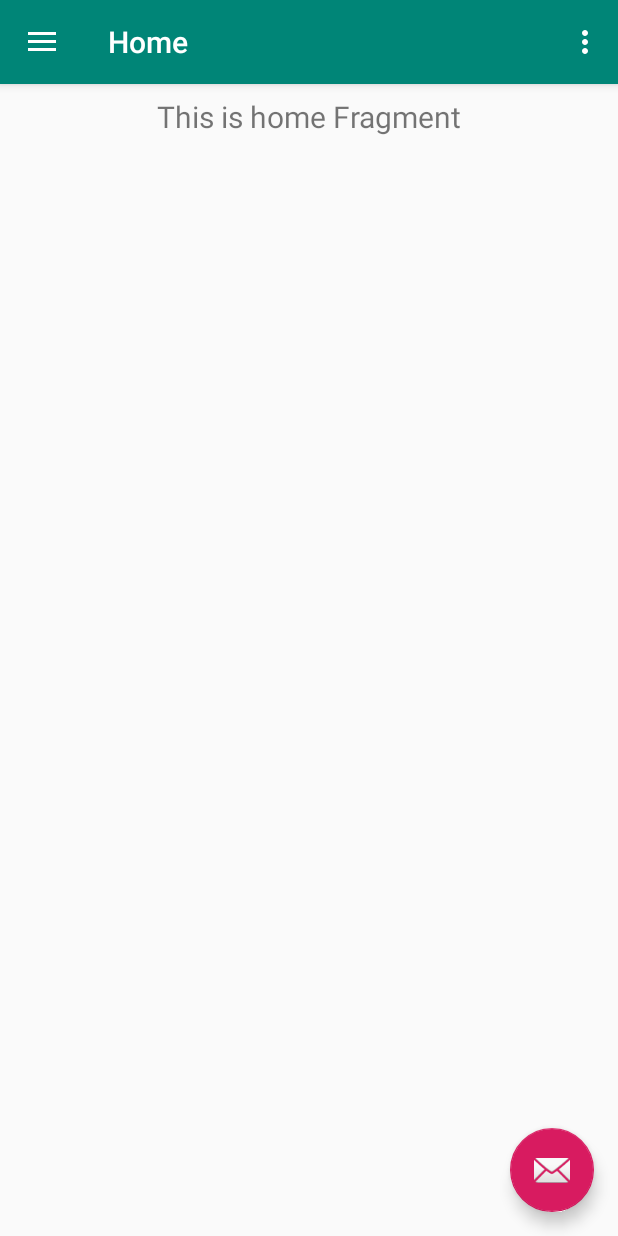
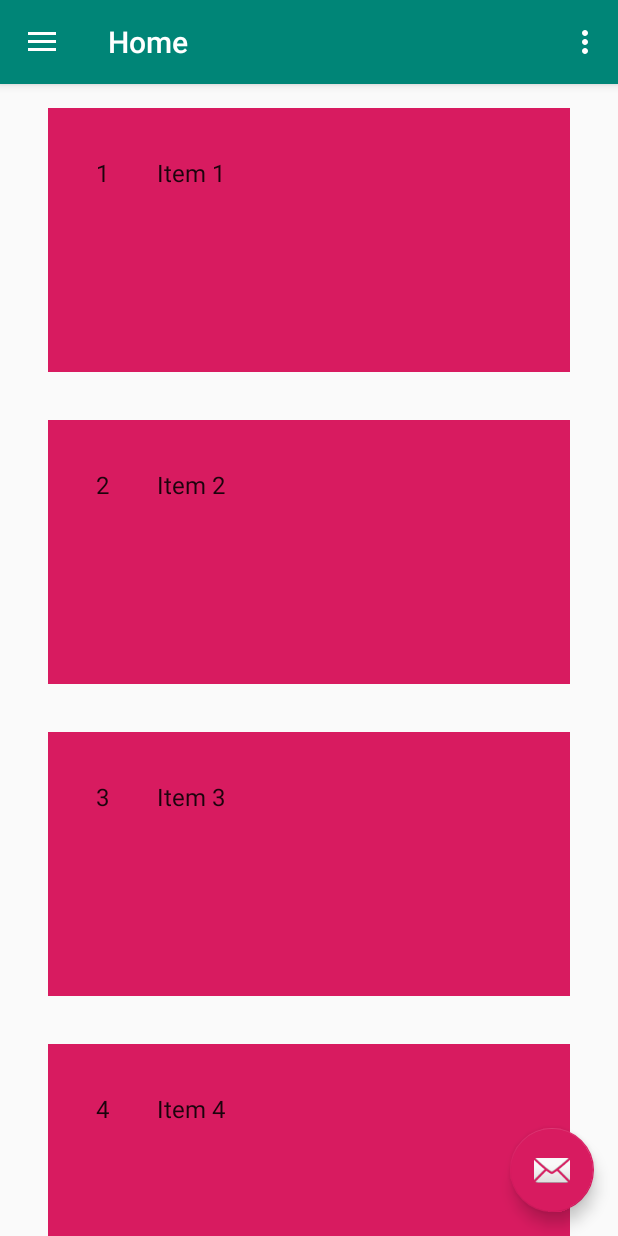
Before and after one commit to cidervinegar/surya_app, an Android app: the screen it shows after launch (MainActivity), on a phone screen of 412 x 824 dp. Run offline under Robolectric (Android 15) with nearby library versions, the light colour scheme and no system bars; our stand-ins replace navigation-ui.

Commit message:
Added a list view for home fragment, changed icon of app

```diff
--- a/app/build.gradle
+++ b/app/build.gradle
@@ -25,7 +25,7 @@ android {
 
 dependencies {
     implementation fileTree(dir: 'libs', include: ['*.jar'])
-    implementation"org.jetbrains.kotlin:kotlin-stdlib-jdk7:$kotlin_version"
+    implementation "org.jetbrains.kotlin:kotlin-stdlib-jdk7:$kotlin_version"
     implementation 'androidx.appcompat:appcompat:1.0.2'
     implementation 'androidx.core:core-ktx:1.0.2'
     implementation 'com.google.android.material:material:1.0.0'
@@ -35,6 +35,8 @@ dependencies {
     implementation 'androidx.lifecycle:lifecycle-extensions:2.0.0'
     implementation 'androidx.navigation:navigation-fragment-ktx:2.0.0'
     implementation 'androidx.navigation:navigation-ui-ktx:2.0.0'
+    implementation 'androidx.legacy:legacy-support-v4:1.0.0'
+    implementation 'androidx.recyclerview:recyclerview:1.0.0'
     testImplementation 'junit:junit:4.12'
     androidTestImplementation 'androidx.test.ext:junit:1.1.0'
     androidTestImplementation 'androidx.test.espresso:espresso-core:3.1.1'
--- a/app/src/main/AndroidManifest.xml
+++ b/app/src/main/AndroidManifest.xml
@@ -7,9 +7,9 @@
 
     <application
         android:allowBackup="true"
-        android:icon="@mipmap/ic_launcher"
+        android:icon="@mipmap/ic_surya"
         android:label="@string/app_name"
-        android:roundIcon="@mipmap/ic_launcher_round"
+        android:roundIcon="@mipmap/ic_surya_round"
         android:supportsRtl="true"
         android:theme="@style/AppTheme" >
         <activity
--- a/app/src/main/java/com/example/surya_app/MainActivity.kt
+++ b/app/src/main/java/com/example/surya_app/MainActivity.kt
@@ -13,8 +13,14 @@ import com.google.android.material.navigation.NavigationView
 import androidx.appcompat.app.AppCompatActivity
 import androidx.appcompat.widget.Toolbar
 import android.view.Menu
+import com.example.surya_app.ui.home.ItemFragment
+import com.example.surya_app.ui.home.dummy.DummyContent
 
-class MainActivity : AppCompatActivity() {
+class MainActivity : AppCompatActivity(), ItemFragment.OnListFragmentInteractionListener {
+
+    override fun onListFragmentInteraction(item: DummyContent.DummyItem?) {
+        TODO("not implemented") //To change body of created functions use File | Settings | File Templates.
+    }
 
     private lateinit var appBarConfiguration: AppBarConfiguration
 
--- /dev/null
+++ b/app/src/main/java/com/example/surya_app/ui/home/ItemFragment.kt
@@ -0,0 +1,100 @@
+package com.example.surya_app.ui.home
+
+import android.content.Context
+import android.os.Bundle
+import androidx.fragment.app.Fragment
+import androidx.recyclerview.widget.GridLayoutManager
+import androidx.recyclerview.widget.LinearLayoutManager
+import androidx.recyclerview.widget.RecyclerView
+import android.view.LayoutInflater
+import android.view.View
+import android.view.ViewGroup
+import com.example.surya_app.R
+
+import com.example.surya_app.ui.home.dummy.DummyContent
+import com.example.surya_app.ui.home.dummy.DummyContent.DummyItem
+
+/**
+ * A fragment representing a list of Items.
+ * Activities containing this fragment MUST implement the
+ * [ItemFragment.OnListFragmentInteractionListener] interface.
+ */
+class ItemFragment : Fragment() {
+
+    // TODO: Customize parameters
+    private var columnCount = 1
+
+    private var listener: OnListFragmentInteractionListener? = null
+
+    override fun onCreate(savedInstanceState: Bundle?) {
+        super.onCreate(savedInstanceState)
+
+        arguments?.let {
+            columnCount = it.getInt(ARG_COLUMN_COUNT)
+        }
+    }
+
+    override fun onCreateView(
+        inflater: LayoutInflater, container: ViewGroup?,
+        savedInstanceState: Bundle?
+    ): View? {
+        val view = inflater.inflate(R.layout.fragment_item_list, container, false)
+
+        // Set the adapter
+        if (view is RecyclerView) {
+            with(view) {
+                layoutManager = when {
+                    columnCount <= 1 -> LinearLayoutManager(context)
+                    else -> GridLayoutManager(context, columnCount)
+                }
+                adapter = MyItemRecyclerViewAdapter(DummyContent.ITEMS, listener)
+            }
+        }
+        return view
+    }
+
+    override fun onAttach(context: Context) {
+        super.onAttach(context)
+        if (context is OnListFragmentInteractionListener) {
+            listener = context
+        } else {
+            throw RuntimeException(context.toString() + " must implement OnListFragmentInteractionListener")
+        }
+    }
+
+    override fun onDetach() {
+        super.onDetach()
+        listener = null
+    }
+
+    /**
+     * This interface must be implemented by activities that contain this
+     * fragment to allow an interaction in this fragment to be communicated
+     * to the activity and potentially other fragments contained in that
+     * activity.
+     *
+     *
+     * See the Android Training lesson
+     * [Communicating with Other Fragments](http://developer.android.com/training/basics/fragments/communicating.html)
+     * for more information.
+     */
+    interface OnListFragmentInteractionListener {
+        // TODO: Update argument type and name
+        fun onListFragmentInteraction(item: DummyItem?)
+    }
+
+    companion object {
+
+        // TODO: Customize parameter argument names
+        const val ARG_COLUMN_COUNT = "column-count"
+
+        // TODO: Customize parameter initialization
+        @JvmStatic
+        fun newInstance(columnCount: Int) =
+            ItemFragment().apply {
+                arguments = Bundle().apply {
+                    putInt(ARG_COLUMN_COUNT, columnCount)
+                }
+            }
+    }
+}
--- /dev/null
+++ b/app/src/main/java/com/example/surya_app/ui/home/MyItemRecyclerViewAdapter.kt
@@ -0,0 +1,64 @@
+package com.example.surya_app.ui.home
+
+import androidx.recyclerview.widget.RecyclerView
+import android.view.LayoutInflater
+import android.view.View
+import android.view.ViewGroup
+import android.widget.TextView
+import com.example.surya_app.R
+
+
+import com.example.surya_app.ui.home.ItemFragment.OnListFragmentInteractionListener
+import com.example.surya_app.ui.home.dummy.DummyContent.DummyItem
+
+import kotlinx.android.synthetic.main.fragment_item.view.*
+
+/**
+ * [RecyclerView.Adapter] that can display a [DummyItem] and makes a call to the
+ * specified [OnListFragmentInteractionListener].
+ * TODO: Replace the implementation with code for your data type.
+ */
+class MyItemRecyclerViewAdapter(
+    private val mValues: List<DummyItem>,
+    private val mListener: OnListFragmentInteractionListener?
+) : RecyclerView.Adapter<MyItemRecyclerViewAdapter.ViewHolder>() {
+
+    private val mOnClickListener: View.OnClickListener
+
+    init {
+        mOnClickListener = View.OnClickListener { v ->
+            val item = v.tag as DummyItem
+            // Notify the active callbacks interface (the activity, if the fragment is attached to
+            // one) that an item has been selected.
+            mListener?.onListFragmentInteraction(item)
+        }
+    }
+
+    override fun onCreateViewHolder(parent: ViewGroup, viewType: Int): ViewHolder {
+        val view = LayoutInflater.from(parent.context)
+            .inflate(R.layout.fragment_item, parent, false)
+        return ViewHolder(view)
+    }
+
+    override fun onBindViewHolder(holder: ViewHolder, position: Int) {
+        val item = mValues[position]
+        holder.mIdView.text = item.id
+        holder.mContentView.text = item.content
+
+        with(holder.mView) {
+            tag = item
+            setOnClickListener(mOnClickListener)
+        }
+    }
+
+    override fun getItemCount(): Int = mValues.size
+
+    inner class ViewHolder(val mView: View) : RecyclerView.ViewHolder(mView) {
+        val mIdView: TextView = mView.item_number
+        val mContentView: TextView = mView.content
+
+        override fun toString(): String {
+            return super.toString() + " '" + mContentView.text + "'"
+        }
+    }
+}
--- /dev/null
+++ b/app/src/main/java/com/example/surya_app/ui/home/dummy/DummyContent.kt
@@ -0,0 +1,57 @@
+package com.example.surya_app.ui.home.dummy
+
+import java.util.ArrayList
+import java.util.HashMap
+
+/**
+ * Helper class for providing sample content for user interfaces created by
+ * Android template wizards.
+ *
+ * TODO: Replace all uses of this class before publishing your app.
+ */
+object DummyContent {
+
+    /**
+     * An array of sample (dummy) items.
+     */
+    val ITEMS: MutableList<DummyItem> = ArrayList()
+
+    /**
+     * A map of sample (dummy) items, by ID.
+     */
+    val ITEM_MAP: MutableMap<String, DummyItem> = HashMap()
+
+    private val COUNT = 25
+
+    init {
+        // Add some sample items.
+        for (i in 1..COUNT) {
+            addItem(createDummyItem(i))
+        }
+    }
+
+    private fun addItem(item: DummyItem) {
+        ITEMS.add(item)
+        ITEM_MAP.put(item.id, item)
+    }
+
+    private fun createDummyItem(position: Int): DummyItem {
+        return DummyItem(position.toString(), "Item " + position, makeDetails(position))
+    }
+
+    private fun makeDetails(position: Int): String {
+        val builder = StringBuilder()
+        builder.append("Details about Item: ").append(position)
+        for (i in 0..position - 1) {
+            builder.append("\nMore details information here.")
+        }
+        return builder.toString()
+    }
+
+    /**
+     * A dummy item representing a piece of content.
+     */
+    data class DummyItem(val id: String, val content: String, val details: String) {
+        override fun toString(): String = content
+    }
+}
--- /dev/null
+++ b/app/src/main/res/layout/fragment_item.xml
@@ -0,0 +1,24 @@
+<?xml version="1.0" encoding="utf-8"?>
+<LinearLayout xmlns:android="http://schemas.android.com/apk/res/android"
+    android:layout_width="match_parent"
+    android:layout_height="@dimen/nav_header_height"
+    android:background="@color/colorAccent"
+    android:layout_margin="@dimen/fab_margin"
+    android:outlineAmbientShadowColor="@color/colorPrimary"
+    android:padding="@dimen/fab_margin"
+    android:orientation="horizontal">
+
+    <TextView
+        android:id="@+id/item_number"
+        android:layout_width="wrap_content"
+        android:layout_height="wrap_content"
+        android:layout_margin="@dimen/text_margin"
+        android:textAppearance="?attr/textAppearanceListItem" />
+
+    <TextView
+        android:id="@+id/content"
+        android:layout_width="wrap_content"
+        android:layout_height="match_parent"
+        android:layout_margin="@dimen/text_margin"
+        android:textAppearance="?attr/textAppearanceListItem" />
+</LinearLayout>
--- /dev/null
+++ b/app/src/main/res/layout/fragment_item_list.xml
@@ -0,0 +1,13 @@
+<?xml version="1.0" encoding="utf-8"?>
+<androidx.recyclerview.widget.RecyclerView xmlns:android="http://schemas.android.com/apk/res/android"
+    xmlns:app="http://schemas.android.com/apk/res-auto"
+    xmlns:tools="http://schemas.android.com/tools"
+    android:id="@+id/list"
+    android:name="com.example.surya_app.ui.home.ItemFragment"
+    android:layout_width="match_parent"
+    android:layout_height="match_parent"
+    android:layout_marginLeft="16dp"
+    android:layout_marginRight="16dp"
+    app:layoutManager="LinearLayoutManager"
+    tools:context=".ui.home.ItemFragment"
+    tools:listitem="@layout/fragment_item" />
--- a/app/src/main/res/navigation/mobile_navigation.xml
+++ b/app/src/main/res/navigation/mobile_navigation.xml
@@ -7,9 +7,9 @@
 
     <fragment
         android:id="@+id/nav_home"
-        android:name="com.example.surya_app.ui.home.HomeFragment"
+        android:name="com.example.surya_app.ui.home.ItemFragment"
         android:label="@string/menu_home"
-        tools:layout="@layout/fragment_home" />
+        tools:layout="@layout/fragment_item_list" />
 
     <fragment
         android:id="@+id/nav_gallery"
--- a/app/src/main/res/values/dimens.xml
+++ b/app/src/main/res/values/dimens.xml
@@ -5,4 +5,5 @@
     <dimen name="nav_header_vertical_spacing">8dp</dimen>
     <dimen name="nav_header_height">176dp</dimen>
     <dimen name="fab_margin">16dp</dimen>
+    <dimen name="text_margin">16dp</dimen>
 </resources>
```
